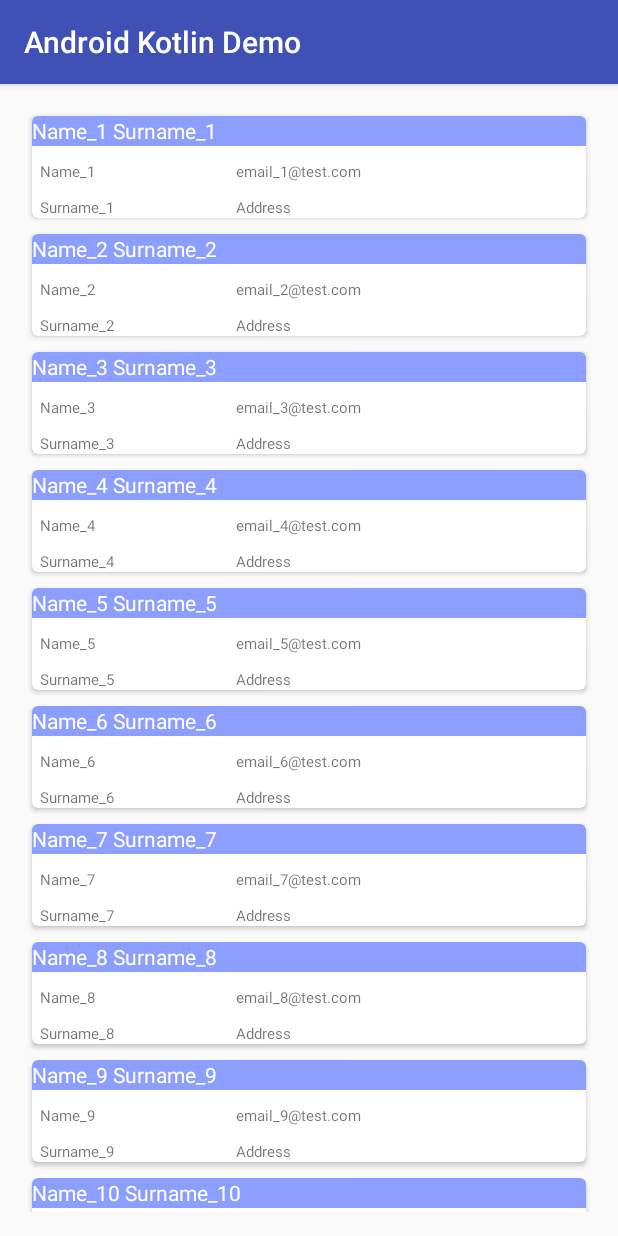
After one commit to snazarkoo/android-kotlin-demo, an Android app: the DemoList screen opened directly, with no data from a screen before it, on a phone screen of 412 x 824 dp. The commit adds this screen. Run offline under Robolectric (Android 15) with nearby library versions, the phone set to English and light mode, and no system bars.

Commit message:
Implemented RecycleView List

```diff
--- a/app/build.gradle
+++ b/app/build.gradle
@@ -23,6 +23,8 @@ android {
 }
 
 dependencies {
+    implementation 'com.android.support:recyclerview-v7:26.1.0'
+    implementation 'com.android.support:cardview-v7:26.1.0'
     implementation fileTree(dir: 'libs', include: ['*.jar'])
     implementation "org.jetbrains.kotlin:kotlin-stdlib-jre7:$kotlin_version"
     implementation 'com.android.support:appcompat-v7:26.1.0'
--- a/app/src/main/AndroidManifest.xml
+++ b/app/src/main/AndroidManifest.xml
@@ -16,7 +16,8 @@
                 <category android:name="android.intent.category.LAUNCHER" />
             </intent-filter>
         </activity>
-        <activity android:name=".SecondActivity"></activity>
+        <activity android:name=".SecondActivity" />
+        <activity android:name=".DemoList"></activity>
     </application>
 
 </manifest>
--- /dev/null
+++ b/app/src/main/java/com/example/nay/androidkotlindemo/ContactAdapter.kt
@@ -0,0 +1,43 @@
+import android.support.v7.widget.RecyclerView
+import android.view.LayoutInflater
+import android.view.View
+import android.view.ViewGroup
+import android.widget.TextView
+import com.example.nay.androidkotlindemo.ContactInfo
+import com.example.nay.androidkotlindemo.R
+
+class ContactAdapter(private val contactList: List<ContactInfo>) : RecyclerView.Adapter<ContactAdapter.ContactViewHolder>() {
+
+    class ContactViewHolder(v: View) : RecyclerView.ViewHolder(v) {
+        var vName: TextView
+        var vSurname: TextView
+        var vEmail: TextView
+        var vTitle: TextView
+
+        init {
+            vName = v.findViewById<View>(R.id.txtName) as TextView
+            vSurname = v.findViewById<View>(R.id.txtSurname) as TextView
+            vEmail = v.findViewById<View>(R.id.txtEmail) as TextView
+            vTitle = v.findViewById<View>(R.id.title) as TextView
+        }
+    }
+
+
+    override fun getItemCount(): Int {
+        return contactList.size
+    }
+
+    override fun onBindViewHolder(contactViewHolder: ContactViewHolder, i: Int) {
+        val ci = contactList[i]
+        contactViewHolder.vName.setText(ci.name)
+        contactViewHolder.vSurname.setText(ci.surname)
+        contactViewHolder.vEmail.setText(ci.email)
+        contactViewHolder.vTitle.setText(ci.name + " " + ci.surname)
+    }
+
+    override fun onCreateViewHolder(viewGroup: ViewGroup, i: Int): ContactViewHolder {
+        val itemView = LayoutInflater.from(viewGroup.context).inflate(R.layout.card_layout, viewGroup, false)
+
+        return ContactViewHolder(itemView)
+    }
+}
--- /dev/null
+++ b/app/src/main/java/com/example/nay/androidkotlindemo/ContactInfo.kt
@@ -0,0 +1,13 @@
+package com.example.nay.androidkotlindemo
+
+class ContactInfo {
+    var name: String? = null
+    var surname: String? = null
+    var email: String? = null
+
+    companion object {
+        val NAME_PREFIX = "Name_"
+        val SURNAME_PREFIX = "Surname_"
+        val EMAIL_PREFIX = "email_"
+    }
+}
--- /dev/null
+++ b/app/src/main/java/com/example/nay/androidkotlindemo/DemoList.kt
@@ -0,0 +1,44 @@
+package com.example.nay.androidkotlindemo
+
+import android.support.v7.app.AppCompatActivity
+import android.os.Bundle
+import android.support.v7.widget.LinearLayoutManager
+import android.support.v7.widget.RecyclerView
+import android.view.View
+import ContactAdapter
+
+class DemoList : AppCompatActivity() {
+
+    override fun onCreate(savedInstanceState: Bundle?) {
+        super.onCreate(savedInstanceState)
+
+        setContentView(R.layout.activity_demo_list)
+
+        val recList = findViewById<View>(R.id.cardList) as RecyclerView
+
+        recList.setHasFixedSize(true)
+
+        val llm = LinearLayoutManager(this)
+
+        llm.orientation = LinearLayoutManager.VERTICAL
+        recList.layoutManager = llm
+
+        val ca = ContactAdapter(createList(30))
+        recList.adapter = ca
+    }
+
+    private fun createList(size: Int): List<ContactInfo> {
+        val result = ArrayList<ContactInfo>()
+
+        for (i in 1..size) {
+            val ci = ContactInfo()
+            ci.name = ContactInfo.NAME_PREFIX + i
+            ci.surname = ContactInfo.SURNAME_PREFIX + i
+            ci.email = ContactInfo.EMAIL_PREFIX + i + "@test.com"
+
+            result.add(ci)
+        }
+
+        return result
+    }
+}
--- a/app/src/main/java/com/example/nay/androidkotlindemo/MainActivity.kt
+++ b/app/src/main/java/com/example/nay/androidkotlindemo/MainActivity.kt
@@ -49,4 +49,10 @@ class MainActivity : AppCompatActivity() {
         // Start the new activity.
         startActivity(randomIntent)
     }
+
+    fun openDemoList(view: View) {
+        val randomIntent = Intent(this, DemoList::class.java)
+
+        startActivity(randomIntent)
+    }
 }
--- /dev/null
+++ b/app/src/main/res/layout/activity_demo_list.xml
@@ -0,0 +1,16 @@
+<?xml version="1.0" encoding="utf-8"?>
+<RelativeLayout xmlns:android="http://schemas.android.com/apk/res/android"
+    xmlns:tools="http://schemas.android.com/tools"
+    android:layout_width="match_parent"
+    android:layout_height="match_parent"
+    android:paddingLeft="@dimen/activity_horizontal_margin"
+    android:paddingRight="@dimen/activity_horizontal_margin"
+    android:paddingTop="@dimen/activity_vertical_margin"
+    android:paddingBottom="@dimen/activity_vertical_margin"
+    tools:context=".DemoList">
+    <android.support.v7.widget.RecyclerView
+        android:id="@+id/cardList"
+        android:layout_width="match_parent"
+        android:layout_height="match_parent"
+        />
+</RelativeLayout>
--- a/app/src/main/res/layout/activity_main.xml
+++ b/app/src/main/res/layout/activity_main.xml
@@ -66,4 +66,21 @@
         app:layout_constraintStart_toEndOf="@+id/random_button"
         app:layout_constraintTop_toBottomOf="@+id/textView" />
 
+    <Button
+        android:id="@+id/demos_list"
+        android:layout_width="wrap_content"
+        android:layout_height="wrap_content"
+        android:layout_marginBottom="8dp"
+        android:layout_marginEnd="8dp"
+        android:layout_marginStart="8dp"
+        android:layout_marginTop="8dp"
+        android:background="@color/buttonBackground"
+        android:onClick="openDemoList"
+        android:text="DEMOS"
+        app:layout_constraintBottom_toBottomOf="parent"
+        app:layout_constraintEnd_toStartOf="@+id/toast_button"
+        app:layout_constraintStart_toEndOf="@+id/random_button"
+        app:layout_constraintTop_toBottomOf="@+id/textView"
+        app:layout_constraintVertical_bias="0.964" />
+
 </android.support.constraint.ConstraintLayout>
--- /dev/null
+++ b/app/src/main/res/layout/card_layout.xml
@@ -0,0 +1,70 @@
+<?xml version="1.0" encoding="utf-8"?>
+<android.support.v7.widget.CardView
+    xmlns:card_view="http://schemas.android.com/apk/res-auto"
+    xmlns:android="http://schemas.android.com/apk/res/android"
+    android:id="@+id/card_view"
+    android:layout_width="wrap_content"
+    android:layout_height="wrap_content"
+    card_view:cardCornerRadius="4dp"
+    android:layout_margin="5dp">
+
+    <RelativeLayout
+        android:layout_width="match_parent"
+        android:layout_height="match_parent">
+
+        <TextView
+            android:id="@+id/title"
+            android:layout_width="match_parent"
+            android:layout_height="20dp"
+            android:background="@color/bkg_card"
+            android:gravity="center_vertical"
+            android:text="contact det"
+            android:textColor="@android:color/white"
+            android:textSize="14dp" />
+
+        <TextView
+            android:id="@+id/txtName"
+            android:layout_width="wrap_content"
+            android:layout_height="wrap_content"
+            android:layout_below="@id/title"
+            android:layout_marginLeft="5dp"
+            android:layout_marginTop="10dp"
+            android:gravity="center_vertical"
+            android:text="Name"
+            android:textSize="10dp" />
+
+        <TextView
+            android:id="@+id/txtSurname"
+            android:layout_width="wrap_content"
+            android:layout_height="wrap_content"
+            android:layout_below="@id/txtName"
+            android:layout_marginLeft="5dp"
+            android:layout_marginTop="10dp"
+            android:gravity="center_vertical"
+            android:text="Surname"
+            android:textSize="10dp" />
+
+        <TextView
+            android:id="@+id/txtEmail"
+            android:layout_width="wrap_content"
+            android:layout_height="wrap_content"
+            android:layout_alignBaseline="@id/txtName"
+            android:layout_alignParentRight="true"
+            android:layout_marginRight="150dp"
+            android:layout_marginTop="10dp"
+            android:text="Email"
+            android:textSize="10dp" />
+
+        <TextView
+            android:id="@+id/txtAdd"
+            android:layout_width="wrap_content"
+            android:layout_height="wrap_content"
+            android:layout_alignBaseline="@id/txtSurname"
+            android:layout_alignStart="@id/txtEmail"
+            android:text="Address"
+            android:textSize="10dp" />
+
+    </RelativeLayout>
+
+
+</android.support.v7.widget.CardView>
--- a/app/src/main/res/values/colors.xml
+++ b/app/src/main/res/values/colors.xml
@@ -6,4 +6,5 @@
     <color name="screenBackground">#ffee58</color>
     <color name="screenBackground2">#26C6DA</color>
     <color name="buttonBackground">#BBDEFB</color>
+    <color name="bkg_card">#8C9EFF</color>
 </resources>
--- /dev/null
+++ b/app/src/main/res/values/dimens.xml
@@ -0,0 +1,4 @@
+<resources>
+    <dimen name="activity_horizontal_margin">16dp</dimen>
+    <dimen name="activity_vertical_margin">16dp</dimen>
+</resources>
```
